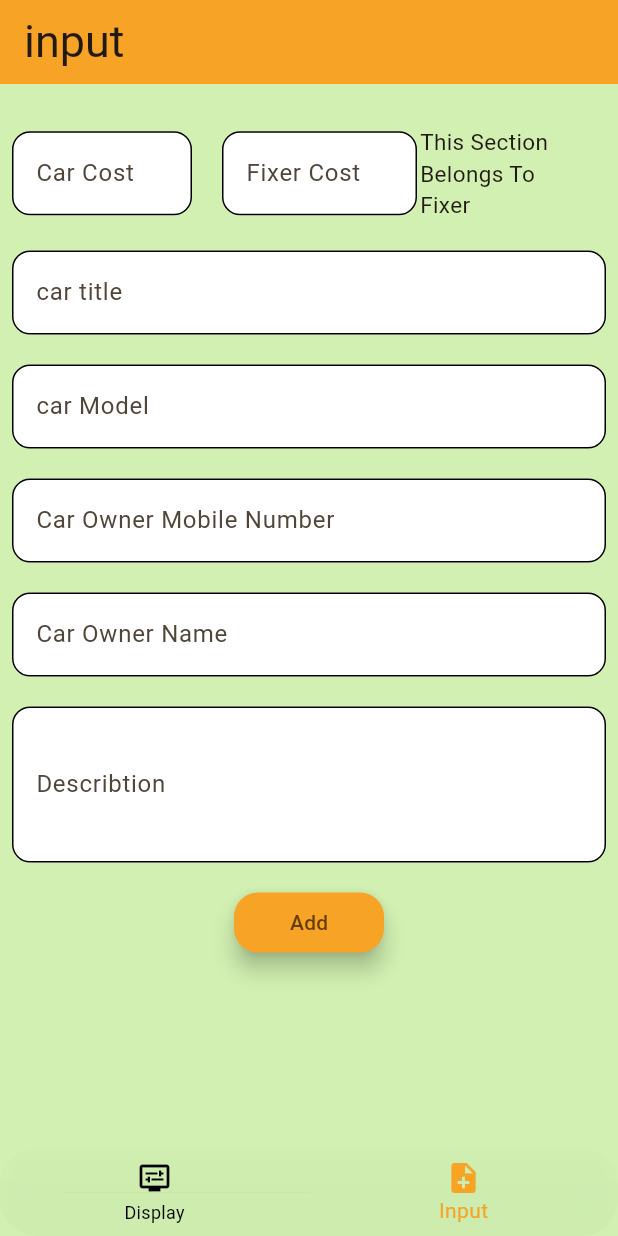
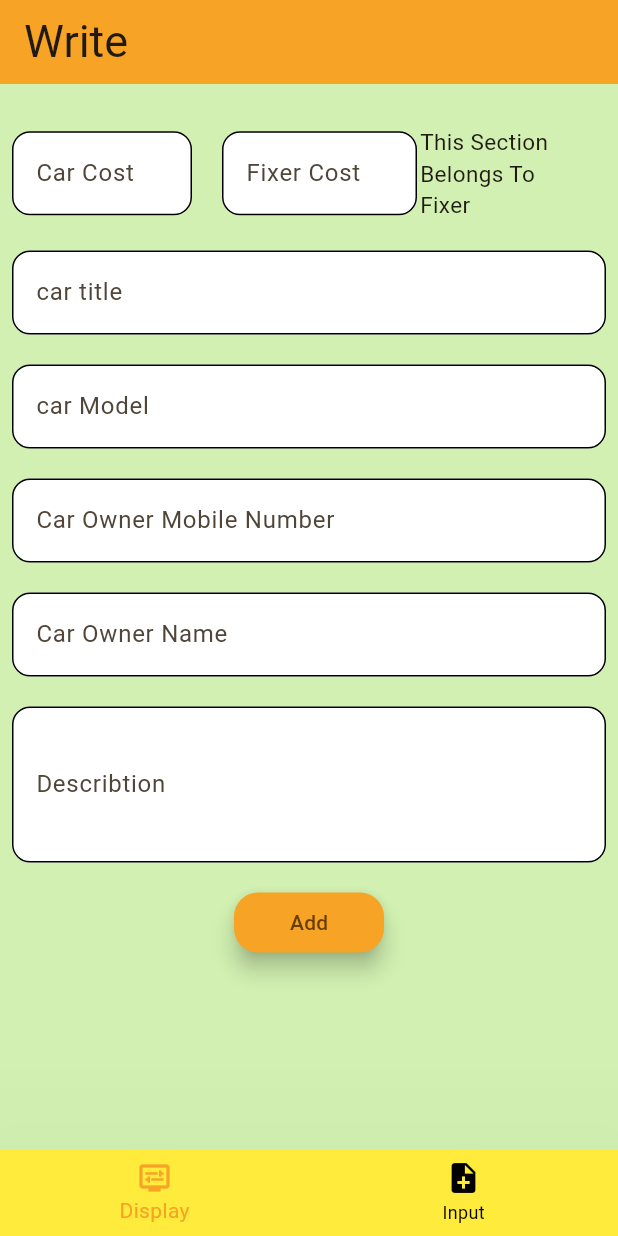
Before and after one commit to MohammedEmadSelim/abd_el_rahman, a Flutter app: the screen it shows after launch, on a phone screen of 412 x 824 dp. Run offline on Flutter 3.47's test engine with Material 2 defaults, Android fonts, the phone set to English and light mode, and no system bars; our stand-ins replace cloud_firestore, date_time_picker, firebase_core; missing offline and left inert: dart:ffi; accounts and stored records are empty.

Commit message:
commit number five

```diff
--- a/lib/main.dart
+++ b/lib/main.dart
@@ -3,6 +3,7 @@ import 'package:firebase_core/firebase_core.dart';
 import 'firebase_options.dart';
 import 'screens/colors.dart';
 import 'screens/display_screen.dart';
+import 'screens/home_screen.dart';
 import 'screens/write_screen.dart';
 
 void main() async {
@@ -29,7 +30,7 @@ class MyApp extends StatelessWidget {
         useMaterial3: true,
       ),
       // home: DisplayScreen(title: 'Display',)
-      home: WriteScreen(titleApp: 'input '),
+      home: HomeScreen(),
     );
   }
 }
--- /dev/null
+++ b/lib/screens/home_screen.dart
@@ -0,0 +1,49 @@
+import 'package:abd_el_rahman/screens/display_screen.dart';
+import 'package:abd_el_rahman/screens/write_screen.dart';
+import 'package:flutter/material.dart';
+
+import 'colors.dart';
+
+class HomeScreen extends StatefulWidget {
+  @override
+  State<HomeScreen> createState() => _HomeScreenState();
+}
+
+class _HomeScreenState extends State<HomeScreen> {
+  final List<Widget> screens = [
+    WriteScreen(titleApp: 'Write'),
+    DisplayScreen(title: 'Display'),
+  ];
+
+  int selectedIndex = 0;
+
+  @override
+  Widget build(BuildContext context) {
+    return Scaffold(
+      bottomNavigationBar: BottomNavigationBar(
+        unselectedItemColor: Colors.black,
+        elevation: 100,
+        backgroundColor: Colors.yellow,
+        selectedItemColor: yellow,
+        currentIndex: selectedIndex ?? 1,
+        type: BottomNavigationBarType.fixed,
+        items: const [
+          BottomNavigationBarItem(
+              icon: Icon(Icons.display_settings),
+              label: 'Display',
+              backgroundColor: white),
+          BottomNavigationBarItem(
+              icon: Icon(Icons.note_add),
+              label: 'Input',
+              backgroundColor: white),
+        ],
+        onTap: (value) {
+          setState(() {
+            selectedIndex = value;
+          });
+        },
+      ),
+      body: screens[selectedIndex],
+    );
+  }
+}
--- a/lib/screens/write_screen.dart
+++ b/lib/screens/write_screen.dart
@@ -49,6 +49,8 @@ class _WriteScreenState extends State<WriteScreen> {
           ),
           body: Padding(
             padding: const EdgeInsets.all(8.0),
+            child: SingleChildScrollView(
+              physics: const BouncingScrollPhysics(),
               child: Column(
                 children: [
                   const SizedBox(
@@ -204,15 +206,17 @@ class _WriteScreenState extends State<WriteScreen> {
                           fixerCost.text,
                           carOwnerName.text,
                           describtion.text,
-                      ); // TODO
+                        );
+                        // carCost.clear();
+                        // carTitle.clear();
                       },
                     ),
                   )
                 ],
               ),
             ),
+          ),
           backgroundColor: whiteGreen,
-          bottomNavigationBar: NavBar(selectedIndex: 1,),
         ),
       ),
     );
--- a/pubspec.yaml
+++ b/pubspec.yaml
@@ -18,6 +18,7 @@ dependencies:
   firebase_core: ^2.16.0
   cloud_firestore: ^4.9.2
   date_time_picker: ^2.1.0
+  url_launcher: ^6.1.14
 
 dev_dependencies:
   flutter_test:
```
Also changed, not shown: lib/database/firestore.dart (+16 -6 lines), lib/screens/display_screen.dart (+101 -13 lines), pubspec.lock, 8 other files. Lines whose indentation alone changed are shown as unchanged.
